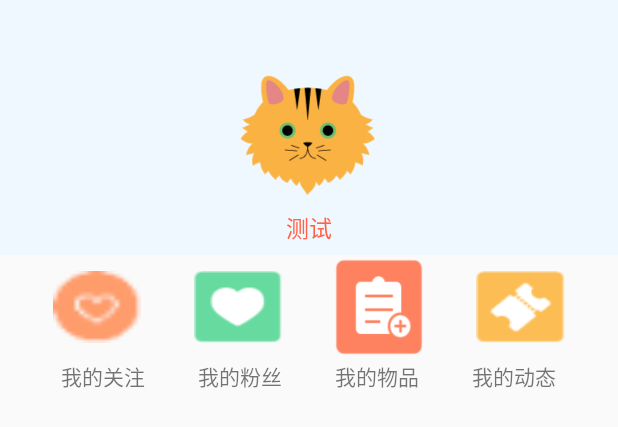
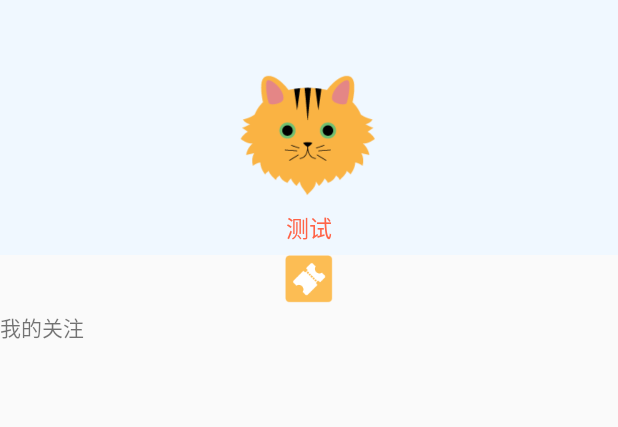
Before and after one commit to wjianhang/Test1, an Android app: the layout login_after.xml on its own in the app's theme, with its tools: preview values and no code run, on a phone screen of 412 x 824 dp. Shown: the top 427 px of the screen. Run offline under Robolectric (Android 15) with nearby library versions, the phone set to English and light mode, and no system bars.

Commit message:
User_information

```diff
--- a/app/src/main/AndroidManifest.xml
+++ b/app/src/main/AndroidManifest.xml
@@ -49,7 +49,12 @@
         <activity android:name="ui.login_zhuce2">
 
         </activity>
+        <activity android:name="ui.login_after">
 
+        </activity>
+        <activity android:name=".user_info">
+
+        </activity>
         <!--mob注册-->
         <activity
             android:name="com.mob.tools.MobUIShell"
--- a/app/src/main/java/fragment/Fragment_mine.java
+++ b/app/src/main/java/fragment/Fragment_mine.java
@@ -25,7 +25,7 @@ import ui.login_zhuce;
 public class Fragment_mine extends Fragment {
 
     private Button btn_login;
-    private Button test22,test33;
+    private Button btn_zhuce;
     private Context mcontext;
 
     @Nullable
@@ -45,20 +45,12 @@ public class Fragment_mine extends Fragment {
 
             }
         });
-        test22= (Button) view.findViewById(R.id.btn_test2);
-        test22.setOnClickListener(new View.OnClickListener() {
+        btn_zhuce= (Button) view.findViewById(R.id.btn_zhuce);
+        btn_zhuce.setOnClickListener(new View.OnClickListener() {
             @Override
             public void onClick(View v) {
-                Intent j=new Intent(mcontext, login_zhuce.class);
+                Intent j=new Intent(mcontext,login_zhuce.class);
                 startActivity(j);
-            }
-        });
-        test33= (Button) view.findViewById(R.id.btn_test3);
-        test33.setOnClickListener(new View.OnClickListener() {
-            @Override
-            public void onClick(View v) {
-                Intent x=new Intent(mcontext, user_info.class);
-                startActivity(x);
             }
         });
 
--- /dev/null
+++ b/app/src/main/java/ui/login_after.java
@@ -0,0 +1,39 @@
+package ui;
+
+import android.app.Activity;
+import android.content.Intent;
+import android.os.Bundle;
+import android.support.annotation.Nullable;
+import android.view.View;
+import android.widget.ImageButton;
+import android.widget.TextView;
+
+import com.example.lakalaka.test1.R;
+import com.example.lakalaka.test1.User_information;
+import com.example.lakalaka.test1.user_info;
+
+/**
+ * Created by lu17852172914 on 2017/9/20.
+ */
+
+public class login_after extends Activity{
+    private ImageButton user_icon;
+    private TextView user_name;
+
+
+    @Override
+    protected void onCreate(@Nullable Bundle savedInstanceState) {
+        super.onCreate(savedInstanceState);
+        setContentView(R.layout.login_after);
+        user_icon= (ImageButton) findViewById(R.id.user_icon);
+        user_name= (TextView) findViewById(R.id.user_name);
+        user_icon.setOnClickListener(new View.OnClickListener() {
+            @Override
+            public void onClick(View view) {
+                Intent i=new Intent(login_after.this,user_info.class);
+                startActivity(i);
+            }
+        });
+
+    }
+}
--- a/app/src/main/java/ui/login_page.java
+++ b/app/src/main/java/ui/login_page.java
@@ -88,6 +88,8 @@ public class login_page extends Activity{
                             if(gname.equals(usernm)&&gpassword.equals(userpwd))
                             {
                                 toast("登陆成功");
+                                Intent i=new Intent(mcontext,login_after.class);
+                                startActivity(i);
                             }
                         }
                         else{
--- a/app/src/main/res/layout/fragment_mine.xml
+++ b/app/src/main/res/layout/fragment_mine.xml
@@ -64,7 +64,7 @@
                 android:textSize="20dp" />
 
             <Button
-                android:id="@+id/btn_test2"
+                android:id="@+id/btn_zhuce"
                 android:layout_width="match_parent"
                 android:layout_height="wrap_content"
                 android:layout_gravity="center"
--- a/app/src/main/res/layout/login_after.xml
+++ b/app/src/main/res/layout/login_after.xml
@@ -23,12 +23,14 @@
                 android:layout_height="40dp" />
 
             <ImageButton
+                android:id="@+id/user_icon"
                 android:layout_width="100dp"
                 android:layout_height="100dp"
                 android:layout_gravity="center"
                 android:background="@drawable/user_default_avatar_v2_3_180" />
 
             <TextView
+                android:id="@+id/user_name"
                 android:layout_width="match_parent"
                 android:layout_height="30dp"
                 android:gravity="center|top"
@@ -46,124 +48,18 @@
 
         <LinearLayout
             android:layout_width="match_parent"
-            android:layout_height="70dp"
-            android:layout_gravity="center|top"
-            android:orientation="horizontal">
-
-            <LinearLayout
-                android:layout_width="match_parent"
-                android:layout_height="wrap_content"
-                android:layout_gravity="center"
-                android:layout_marginLeft="35dp"
-                android:layout_marginRight="35dp"
-                android:orientation="horizontal">
-
-                <Button
-                    android:id="@+id/button4"
-                    android:layout_width="0dp"
-                    android:layout_height="wrap_content"
-                    android:layout_weight="1"
-                    android:background="@drawable/ic_global_user_recommend" />
-
-                <LinearLayout
-                    android:layout_width="35dp"
-                    android:layout_height="match_parent">
-
-                </LinearLayout>
-
-                <Button
-                    android:id="@+id/button3"
-                    android:layout_width="0dp"
-                    android:layout_height="wrap_content"
-                    android:layout_weight="1"
-                    android:background="@drawable/icon_personnal_collection" />
-
-                <LinearLayout
-                    android:layout_width="35dp"
-                    android:layout_height="match_parent">
-
-                </LinearLayout>
-
-
-                <Button
-                    android:id="@+id/button2"
-                    android:layout_width="0dp"
-                    android:layout_height="wrap_content"
-                    android:layout_weight="1"
-                    android:background="@drawable/icon_personnal_comment" />
-
-                <LinearLayout
-                    android:layout_width="35dp"
-                    android:layout_height="match_parent"></LinearLayout>
-
-                <Button
-                    android:id="@+id/button"
-                    android:layout_width="0dp"
-                    android:layout_height="wrap_content"
-                    android:layout_weight="1"
-                    android:background="@drawable/icon_personnal_coupon" />
-            </LinearLayout>
-        </LinearLayout>
-
-        <LinearLayout
-            android:layout_width="wrap_content"
             android:layout_height="wrap_content"
             android:layout_gravity="center|top"
             android:orientation="horizontal">
+            <TextView
+                android:layout_width="wrap_content"
+                android:layout_height="wrap_content"
+                android:drawablePadding="5dp"
+                android:drawableTop="@drawable/icon_personnal_coupon"
 
-            <LinearLayout
-                android:layout_width="match_parent"
-                android:layout_height="wrap_content"
-                android:layout_gravity="center"
-                android:layout_marginLeft="35dp"
-                android:layout_marginRight="35dp"
-                android:orientation="horizontal">
+                android:text="我的关注"
+                android:layout_weight="1"/>
 
-                <TextView
-                    android:layout_width="0dp"
-                    android:layout_height="wrap_content"
-                    android:layout_weight="1"
-                    android:gravity="center"
-                    android:text="我的关注" />
-
-                <LinearLayout
-                    android:layout_width="35dp"
-                    android:layout_height="match_parent">
-
-                </LinearLayout>
-
-                <TextView
-                    android:id="@+id/textView"
-                    android:layout_width="0dp"
-                    android:layout_height="wrap_content"
-                    android:layout_weight="1"
-                    android:gravity="center"
-                    android:text="我的粉丝" />
-
-                <LinearLayout
-                    android:layout_width="35dp"
-                    android:layout_height="match_parent">
-
-                </LinearLayout>
-
-                <TextView
-                    android:layout_width="0dp"
-                    android:layout_height="wrap_content"
-                    android:layout_weight="1"
-                    android:gravity="center"
-                    android:text="我的物品" />
-
-                <LinearLayout
-                    android:layout_width="35dp"
-                    android:layout_height="match_parent"></LinearLayout>
-
-                <TextView
-                    android:layout_width="0dp"
-                    android:layout_height="wrap_content"
-                    android:layout_weight="1"
-                    android:gravity="center"
-                    android:text="我的动态" />
-            </LinearLayout>
         </LinearLayout>
     </LinearLayout>
 
```
